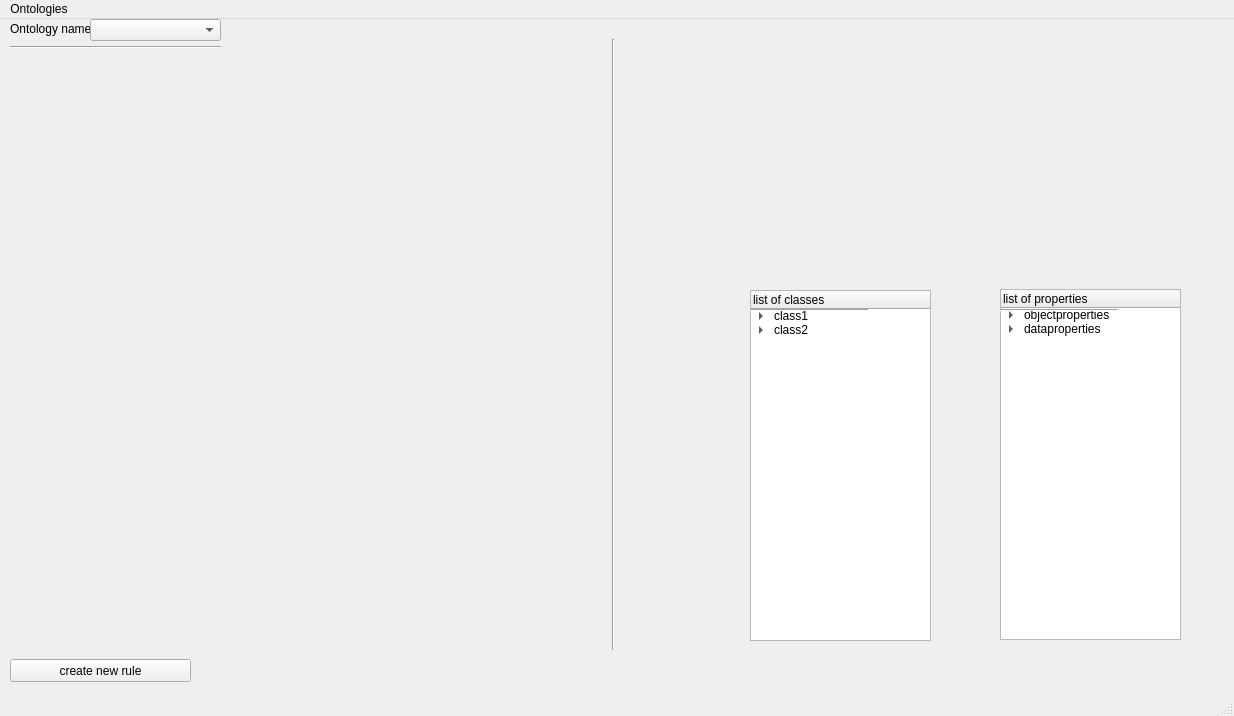
Old version of the form Projekt/MainWindow.ui in the repository schiesem/swrl-rule-editor.
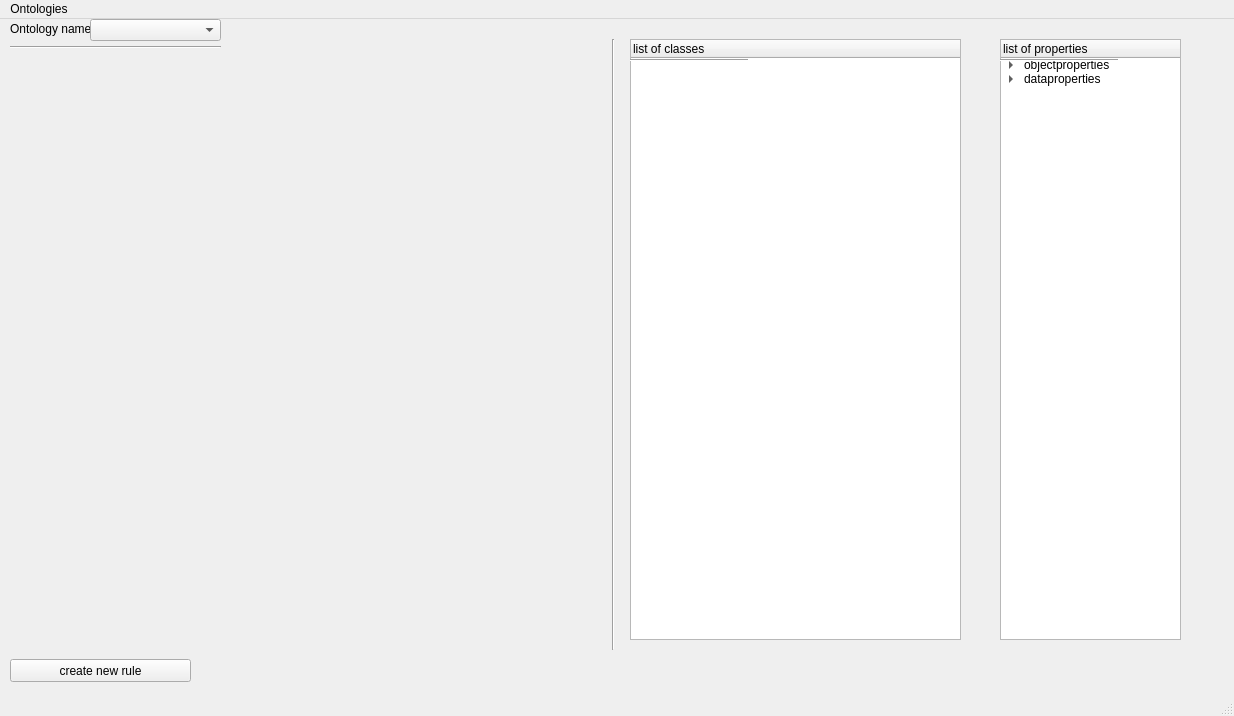
New version of the form.

Commit message: addded functions to show class-hierarchy

What changed in the file:
```diff
--- a/Projekt/MainWindow.ui
+++ b/Projekt/MainWindow.ui
@@ -81,10 +81,10 @@
    <widget class="QTreeWidget" name="treeOfClasses">
     <property name="geometry">
      <rect>
-      <x>750</x>
-      <y>271</y>
-      <width>181</width>
-      <height>351</height>
+      <x>630</x>
+      <y>20</y>
+      <width>331</width>
+      <height>601</height>
      </rect>
     </property>
     <column>
@@ -92,34 +92,14 @@
       <string>list of classes</string>
      </property>
     </column>
-    <item>
-     <property name="text">
-      <string>class1</string>
-     </property>
-     <item>
-      <property name="text">
-       <string>class1.1</string>
-      </property>
-     </item>
-    </item>
-    <item>
-     <property name="text">
-      <string>class2</string>
-     </property>
-     <item>
-      <property name="text">
-       <string>class2.2</string>
-      </property>
-     </item>
-    </item>
    </widget>
    <widget class="QTreeWidget" name="treeOfProperties">
     <property name="geometry">
      <rect>
       <x>1000</x>
-      <y>270</y>
+      <y>20</y>
       <width>181</width>
-      <height>351</height>
+      <height>601</height>
      </rect>
     </property>
     <column>
@@ -148,24 +128,11 @@
      </item>
     </item>
    </widget>
-   <widget class="Line" name="line_3">
-    <property name="geometry">
-     <rect>
-      <x>750</x>
-      <y>290</y>
-      <width>118</width>
-      <height>3</height>
-     </rect>
-    </property>
-    <property name="orientation">
-     <enum>Qt::Horizontal</enum>
-    </property>
-   </widget>
    <widget class="Line" name="line_4">
     <property name="geometry">
      <rect>
       <x>1000</x>
-      <y>290</y>
+      <y>40</y>
       <width>118</width>
       <height>3</height>
      </rect>
@@ -184,6 +151,19 @@
      </rect>
     </property>
    </widget>
+   <widget class="Line" name="line_5">
+    <property name="geometry">
+     <rect>
+      <x>630</x>
+      <y>40</y>
+      <width>118</width>
+      <height>3</height>
+     </rect>
+    </property>
+    <property name="orientation">
+     <enum>Qt::Horizontal</enum>
+    </property>
+   </widget>
   </widget>
   <widget class="QMenuBar" name="menubar">
    <property name="geometry">
```
The commit also changes 1 other file.
